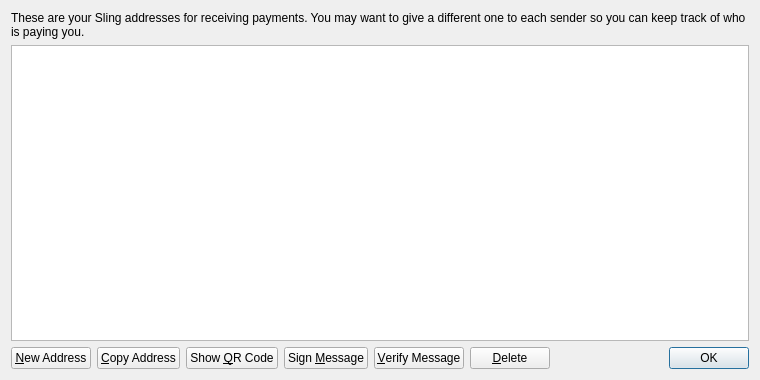
Above: src/qt/forms/addressbookpage.ui from whatisthiseven/difftest before the change. Below: the same form after it.
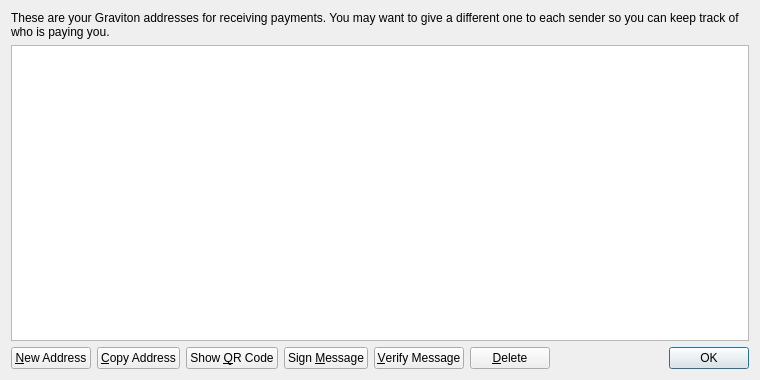
That is the form after the change.

```diff
--- a/src/qt/forms/addressbookpage.ui
+++ b/src/qt/forms/addressbookpage.ui
@@ -17,7 +17,7 @@
    <item>
     <widget class="QLabel" name="labelExplanation">
      <property name="text">
-      <string>These are your Sling addresses for receiving payments. You may want to give a different one to each sender so you can keep track of who is paying you.</string>
+      <string>These are your Graviton addresses for receiving payments. You may want to give a different one to each sender so you can keep track of who is paying you.</string>
      </property>
      <property name="textFormat">
       <enum>Qt::PlainText</enum>
```
Left out of the diff: 4 changed lines with no effect on the pictures.
